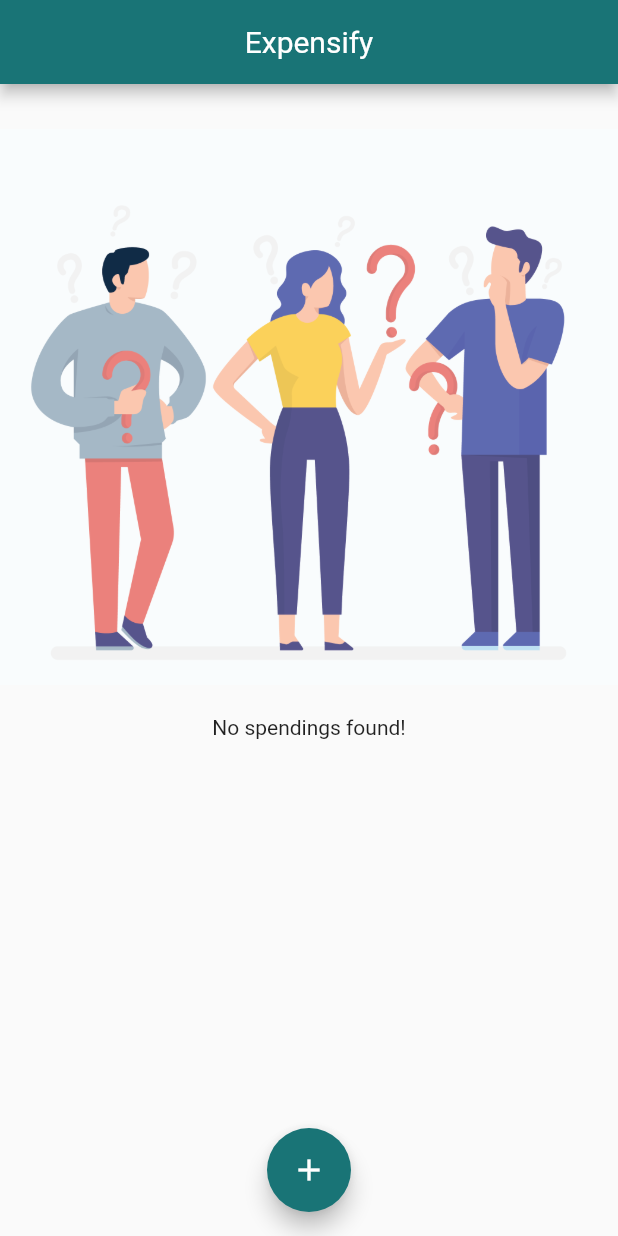
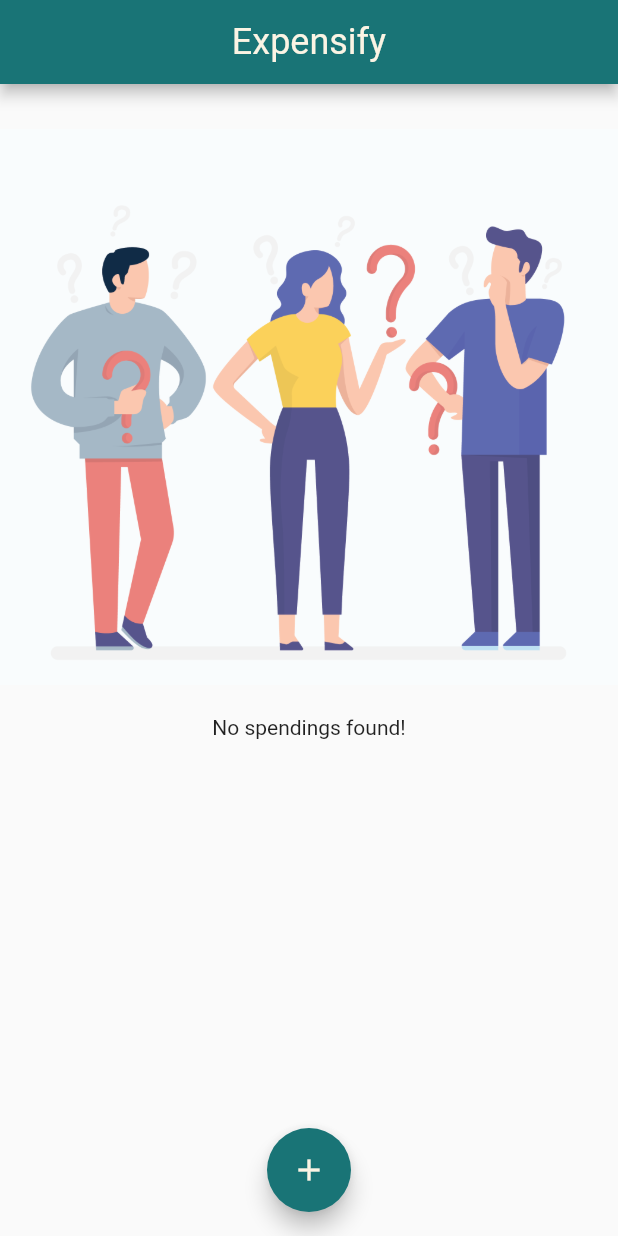
Before and after one commit to kacemws/Expenses, a Flutter app: the screen it shows after launch, on a phone screen of 412 x 824 dp. Run offline on Flutter 3.47's test engine with Material 2 defaults, Android fonts, the phone set to English and light mode, and no system bars.

Commit message:
fixing the siezs and text colors

```diff
--- a/lib/main.dart
+++ b/lib/main.dart
@@ -38,13 +38,13 @@ class MyApp extends StatelessWidget {
         /*behind the bottom sheet lays a canvas, give it a transparent color and manipulate the container only*/
 
         textTheme: ThemeData.light().textTheme.copyWith(/**Text theme by name**/
-          headline1: TextStyle(fontFamily: "Roboto", fontWeight: FontWeight.w500 ,fontSize: 24, height: 28),
-          subtitle1: TextStyle(fontFamily: "Roboto", fontWeight: FontWeight.w400 ,fontSize: 16,height: 24),
-          headline2: TextStyle(fontFamily: "Roboto", fontWeight: FontWeight.w500 ,fontSize: 18,height: 24),
-          subtitle2: TextStyle(fontFamily: "Roboto", fontWeight: FontWeight.w600 ,fontSize: 12,height: 16),
-          headline3: TextStyle(fontFamily: "Roboto", fontWeight: FontWeight.w500 ,fontSize: 14,height: 20),
-          bodyText1: TextStyle(fontFamily: "Roboto", fontWeight: FontWeight.w400 ,fontSize: 14,height: 20),
-          caption: TextStyle(fontFamily: "Roboto", fontWeight: FontWeight.w400 ,fontSize: 12,height: 20),
+          headline1: TextStyle(fontFamily: "Roboto", fontWeight: FontWeight.w500 ,fontSize: 24, height: 1.15),
+          subtitle1: TextStyle(fontFamily: "Roboto", fontWeight: FontWeight.w400 ,fontSize: 16,height: 1.5),
+          headline2: TextStyle(fontFamily: "Roboto", fontWeight: FontWeight.w500 ,fontSize: 18,height: 1.33),
+          subtitle2: TextStyle(fontFamily: "Roboto", fontWeight: FontWeight.w600 ,fontSize: 12,height: 1.33),
+          headline3: TextStyle(fontFamily: "Roboto", fontWeight: FontWeight.w500 ,fontSize: 14,height: 1.42),
+          bodyText1: TextStyle(fontFamily: "Roboto", fontWeight: FontWeight.w400 ,fontSize: 14,height: 1.42),
+          caption: TextStyle(fontFamily: "Roboto", fontWeight: FontWeight.w400 ,fontSize: 12,height: 1.66),
         ),
 
       ),
@@ -75,7 +75,6 @@ class ExpensesAppState extends State<ExpensesApp> with WidgetsBindingObserver {/
   /*App lifecycle implem : */
   @override
   void didChangeAppLifecycleState(AppLifecycleState state) {
-    print(state);
     super.didChangeAppLifecycleState(state);// handler of state changing
   }
 
@@ -112,8 +111,13 @@ class ExpensesAppState extends State<ExpensesApp> with WidgetsBindingObserver {/
   @override
   Widget build(BuildContext context) {
     final _appbar = AppBar(
-      title: const Center(
-        child: Text("Expensify"),
+      title: Center(
+        child: Text(
+          "Expensify",
+          style: Theme.of(context).textTheme.headline1.copyWith(
+            color: Color(0xfffbf4e4)
+          )
+        ),
       ),
     );
     return Scaffold(
@@ -137,7 +141,7 @@ class ExpensesAppState extends State<ExpensesApp> with WidgetsBindingObserver {/
         ],
       ),
       floatingActionButtonLocation: (_transactions.length == 0)?FloatingActionButtonLocation.centerFloat : FloatingActionButtonLocation.endFloat,
-      floatingActionButton: FloatingActionButton(child: const Icon(Icons.add), onPressed: ()=> _showNewTransaction(this.context),),
+      floatingActionButton: FloatingActionButton(child: const Icon(Icons.add, color: Color(0xfffbf4e4),), onPressed: ()=> _showNewTransaction(this.context),),
 
   );
   }
```
